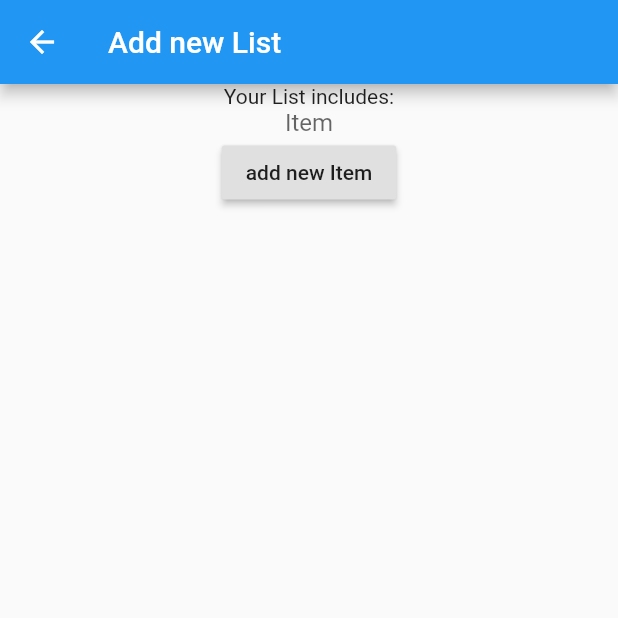
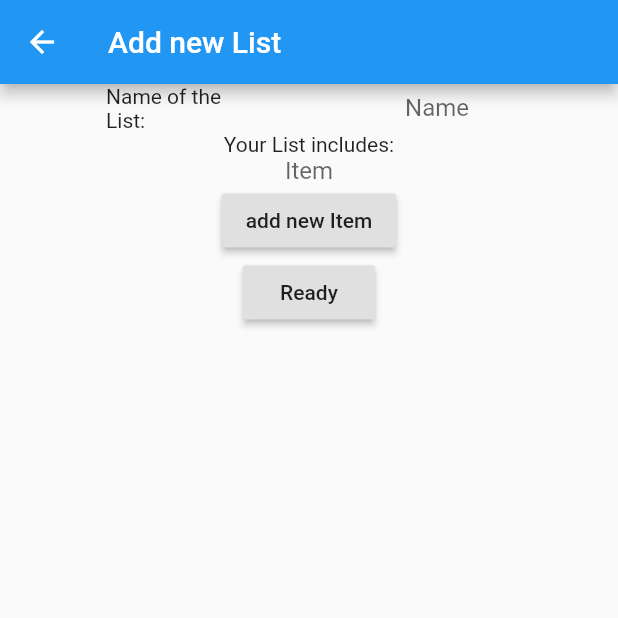
Before and after one commit to OstapFilipenko/Randomiser, a Flutter app: the screen it shows after launch, item 3 of the bottom bar chosen, after a tap on the "add" icon, on a phone screen of 412 x 824 dp, the top half of it. Run offline on Flutter 3.47's test engine with Material 2 defaults, Android fonts, the phone set to English and light mode, and no system bars; our stand-ins replace shared_preferences.

Commit message:
implemented add new List but it doesnt work, have to do it with sql db

```diff
--- /dev/null
+++ b/lib/Helper.dart
@@ -0,0 +1,15 @@
+import 'package:randomiser/Models/List_Of_Items.dart';
+
+class Helper{
+  List<List_Of_Items> list = new List();
+
+
+  void addToList(List_Of_Items lt){
+    list.add(lt);
+  }
+
+  List<List_Of_Items> getList(){
+    return this.list;
+  }
+
+}
--- /dev/null
+++ b/lib/Models/List_Of_Items.dart
@@ -0,0 +1,22 @@
+class List_Of_Items{
+  final String name;
+  final List<String> items;
+
+  List_Of_Items(
+    this.name,
+    this.items
+  );
+
+  String getName(){
+    return this.name;
+  }
+
+  List<String> getItems(){
+    return this.items;
+  }
+
+  String toString(){
+    return "Name:$name|Items:" + items.join(",");
+  }
+
+}
--- a/lib/Pages/AddNewList.dart
+++ b/lib/Pages/AddNewList.dart
@@ -1,15 +1,21 @@
 import 'package:flutter/material.dart';
+import 'package:randomiser/Helper.dart';
+import 'package:randomiser/Models/List_Of_Items.dart';
+import 'package:randomiser/Pages/ListsGen.dart';
+
 class AddNewList extends StatefulWidget {
   @override
   _AddNewList createState() => _AddNewList();
 }
 class _AddNewList extends State<AddNewList> {
   final _newObj = new TextEditingController();
+  final _nameOfList = new TextEditingController();
   List<String> _list = new List();
-
+  Helper _helper = new Helper();
   @override
   void dispose(){
     _newObj.dispose();
+    _nameOfList.dispose();
     super.dispose();
   }
 
@@ -23,6 +29,28 @@ class _AddNewList extends State<AddNewList> {
         child: new Column(
           mainAxisSize: MainAxisSize.min,
           children: <Widget>[
+            new Row(
+              mainAxisAlignment: MainAxisAlignment.spaceEvenly,
+              children: <Widget>[
+                new Container(
+                  width: 100,
+                  child: new Text(
+                    "Name of the List: "
+                  ),
+                ),
+                new Container(
+                  width: 100,
+                  child: new TextField(
+                    controller: _nameOfList,
+                    decoration: new InputDecoration.collapsed(
+                      hintText: "Name"
+                    ),
+                  textAlign: TextAlign.center,
+                  )
+                )
+
+              ],
+            ),
             new Text("Your List includes:"),
             new TextField(
               controller: _newObj,
@@ -38,6 +66,15 @@ class _AddNewList extends State<AddNewList> {
                 _newObj.clear();
                 setState(() { });
               }
+            ),
+            new RaisedButton(
+              onPressed: (){
+                _helper.addToList(List_Of_Items(_nameOfList.text, _list));
+                _nameOfList.clear();
+                setState(() {});
+                Navigator.pop(context);
+              },
+              child: new Text("Ready")
             ),
             new Expanded(
               child: new ListView.builder(
--- a/lib/Pages/ListsGen.dart
+++ b/lib/Pages/ListsGen.dart
@@ -1,4 +1,6 @@
 import 'package:flutter/material.dart';
+import 'package:randomiser/Helper.dart';
+import 'package:randomiser/Models/List_Of_Items.dart';
 import 'package:shared_preferences/shared_preferences.dart';
 import 'AddNewList.dart';
 
@@ -8,7 +10,9 @@ class ListsGen extends StatefulWidget {
 }
 class _ListsGen extends State<ListsGen> {
   SharedPreferences prefs;
-  List<List<String>> _rand = new List();
+  static Helper helper = new Helper();
+  List<List_Of_Items> list = helper.getList();
+
 /*
   Future<bool> _saveList() async {
     return await prefs.setStringList("key", _rand);
@@ -22,7 +26,25 @@ class _ListsGen extends State<ListsGen> {
   Widget build(BuildContext context) {
     return Scaffold(
       body: new Center(
-        child: new Text("Lists"),
+        child: new ListView.builder(
+          itemCount: list.length,
+          itemBuilder: (BuildContext context, int index){
+            final item = list[index];
+            return Dismissible(
+                    key: Key(item.getName()),
+                    onDismissed: (direction){
+                      setState(() {
+                        list.removeAt(index);
+                      });
+                      Scaffold.of(context).showSnackBar(SnackBar(content: Text(item.getName() + " deleted"),));
+                    },
+                    background: Container(color:Colors.red),
+                    child: ListTile(
+                      title: new Text(item.getName()),
+                    ),
+                  );
+          }
+        )
       ),
       floatingActionButton: new FloatingActionButton(
         onPressed: (){
```
